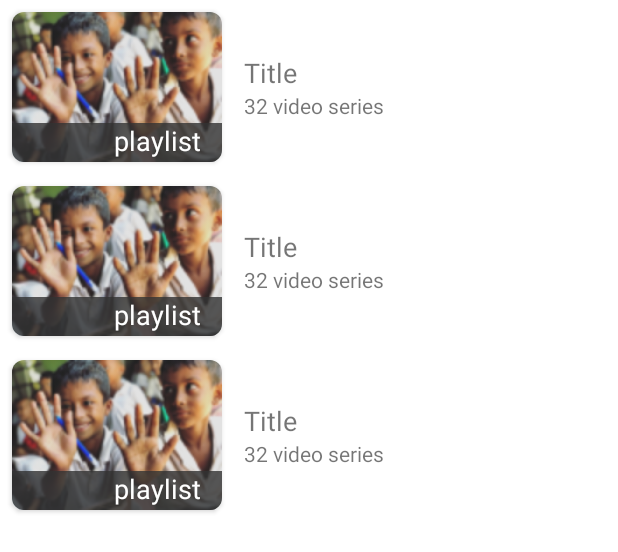
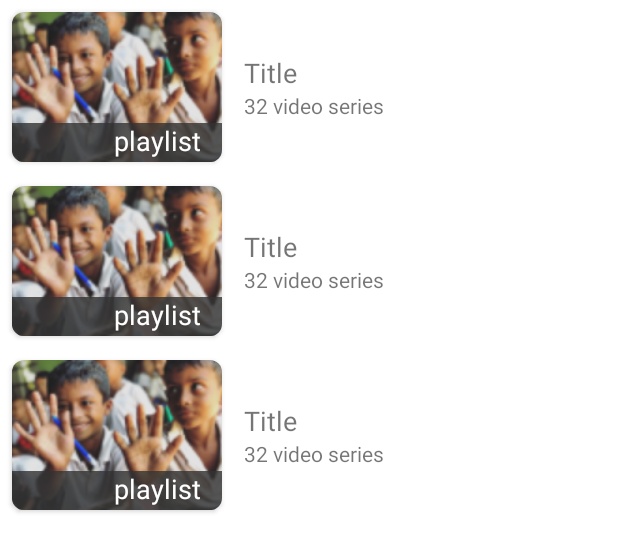
Before and after one commit to Ghost-365/6_month-4_hw, an Android app: the layout activity_playlist.xml on its own in the app's theme, with its tools: preview values and no code run, on a phone screen of 412 x 824 dp. Shown: the top 552 px of the screen. Run offline under Robolectric (Android 15) with nearby library versions, the phone set to English and light mode, and no system bars.

Commit message:
дз 1 исправлен

```diff
--- a/app/src/main/AndroidManifest.xml
+++ b/app/src/main/AndroidManifest.xml
@@ -2,6 +2,7 @@
 <manifest xmlns:android="http://schemas.android.com/apk/res/android"
     xmlns:tools="http://schemas.android.com/tools" >
 
+    <uses-permission android:name="android.permission.INTERNET"/>
     <uses-permission android:name="android.permission.ACCESS_NETWORK_STATE" />
 
     <application
--- a/app/src/main/java/com/example/a6_month_4_hw/core/base/BaseActivity.kt
+++ b/app/src/main/java/com/example/a6_month_4_hw/core/base/BaseActivity.kt
@@ -4,9 +4,11 @@ package com.example.a6_month_4_hw.core.base
 import androidx.appcompat.app.AppCompatActivity
 import androidx.viewbinding.ViewBinding
 
-    abstract class BaseActivity<VB : ViewBinding> : AppCompatActivity() {
+abstract class BaseActivity<VB : ViewBinding, VM : BaseViewModel> : AppCompatActivity() {
 
     protected lateinit var binding: VB
+
+    protected abstract val viewModel: VM
 
     protected abstract fun inflateViewBinding(): VB
 
--- /dev/null
+++ b/app/src/main/java/com/example/a6_month_4_hw/core/base/BaseViewModel.kt
@@ -0,0 +1,5 @@
+package com.example.a6_month_4_hw.core.base
+
+import androidx.lifecycle.ViewModel
+
+open class BaseViewModel : ViewModel()
--- a/app/src/main/java/com/example/a6_month_4_hw/ui/detail/DetailViewModel.kt
+++ b/app/src/main/java/com/example/a6_month_4_hw/ui/detail/DetailViewModel.kt
@@ -1,6 +1,7 @@
 package com.example.a6_month_4_hw.ui.detail
 
 import androidx.lifecycle.ViewModel
+import com.example.a6_month_4_hw.core.base.BaseViewModel
 
-class DetailViewModel :ViewModel(){
+class DetailViewModel :BaseViewModel(){
 }
--- a/app/src/main/java/com/example/a6_month_4_hw/ui/playlist/PlaylistViewModel.kt
+++ b/app/src/main/java/com/example/a6_month_4_hw/ui/playlist/PlaylistViewModel.kt
@@ -4,6 +4,7 @@ import androidx.lifecycle.LiveData
 import androidx.lifecycle.MutableLiveData
 import androidx.lifecycle.ViewModel
 import com.example.a6_month_4_hw.BuildConfig
+import com.example.a6_month_4_hw.core.base.BaseViewModel
 import com.example.a6_month_4_hw.model.Playlist
 import com.example.a6_month_4_hw.remote.ApiService
 import com.example.a6_month_4_hw.remote.RetrofitClient
@@ -11,7 +12,7 @@ import retrofit2.Call
 import retrofit2.Callback
 import retrofit2.Response
 
-class PlaylistViewModel : ViewModel() {
+class PlaylistViewModel : BaseViewModel() {
 
     private val apiService: ApiService = RetrofitClient.create()
 
--- a/app/src/main/res/layout/item_playlists.xml
+++ b/app/src/main/res/layout/item_playlists.xml
@@ -21,8 +21,8 @@
             android:id="@+id/image"
             android:layout_width="140dp"
             android:layout_height="100dp"
-            android:scaleType="fitXY"
-            android:src="@drawable/img_playlist"
+            android:scaleType="centerCrop"
+            tools:src="@drawable/img_playlist"
             tools:ignore="ContentDescription" />
 
         <View
--- a/app/src/main/res/values/strings.xml
+++ b/app/src/main/res/values/strings.xml
@@ -1,3 +1,9 @@
 <resources>
     <string name="app_name">6_month-4_hw</string>
+    <string name="hello_blank_fragment">Hello blank fragment</string>
+    <string name="playlist">playlist</string>
+    <string name="count_of_videos">video series</string>
+    <string name="no_internet_connection">No internet connection</string>
+    <string name="try_again">Try again</string>
+    <string name="videos_series">%s video series</string>
 </resources>
--- a/app/src/main/res/values/themes.xml
+++ b/app/src/main/res/values/themes.xml
@@ -1,6 +1,8 @@
-<resources xmlns:tools="http://schemas.android.com/tools">
+ <resources xmlns:tools="http://schemas.android.com/tools">
     <!-- Base application theme. -->
     <style name="Theme.6_month4_hw" parent="Theme.MaterialComponents.DayNight.DarkActionBar">
+
+
         <!-- Primary brand color. -->
         <item name="colorPrimary">@color/purple_500</item>
         <item name="colorPrimaryVariant">@color/purple_700</item>
@@ -12,5 +14,6 @@
         <!-- Status bar color. -->
         <item name="android:statusBarColor">?attr/colorPrimaryVariant</item>
         <!-- Customize your theme here. -->
+        <item name="android:windowLightStatusBar">true</item>
     </style>
 </resources>
```
Also changed, not shown: app/src/main/java/com/example/a6_month_4_hw/ui/detail/DetailActivity.kt (+5 -4 lines), app/src/main/java/com/example/a6_month_4_hw/ui/playlist/PlaylistActivity.kt (+4 -3 lines), app/src/main/java/com/example/a6_month_4_hw/ui/playlist/adapter/PlaylistAdapter.kt (renamed from app/src/main/java/com/example/a6_month_4_hw/ui/playlist/PlaylistAdapter.kt, +10 -6 lines). Lines whose indentation alone changed are shown as unchanged.
